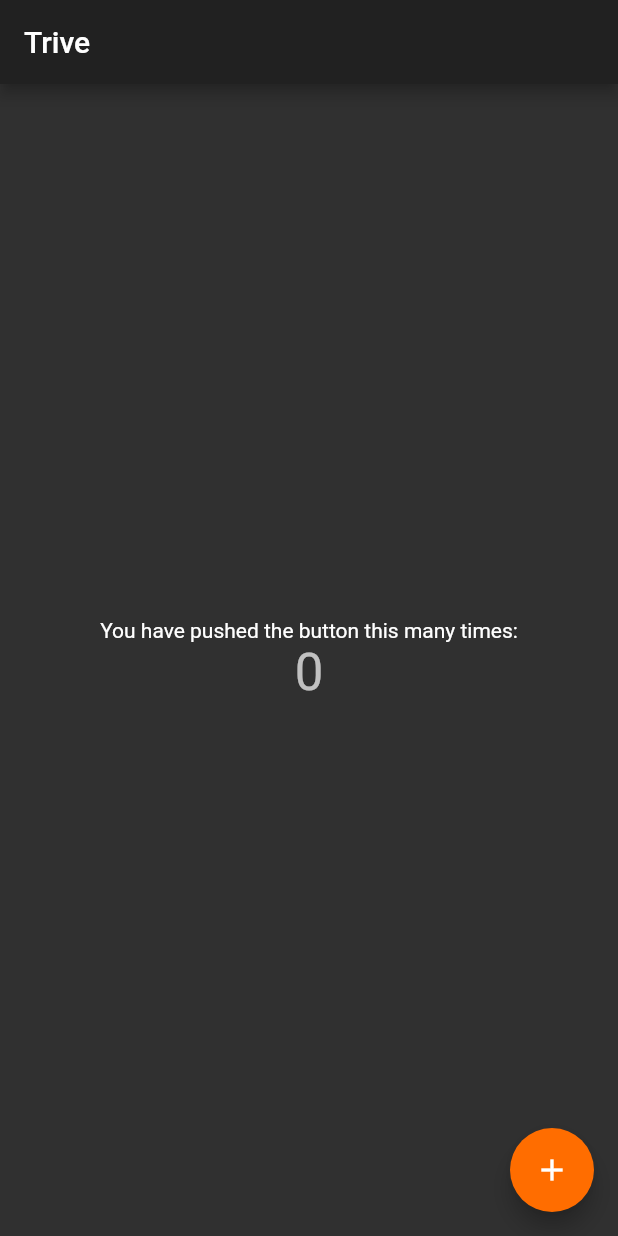
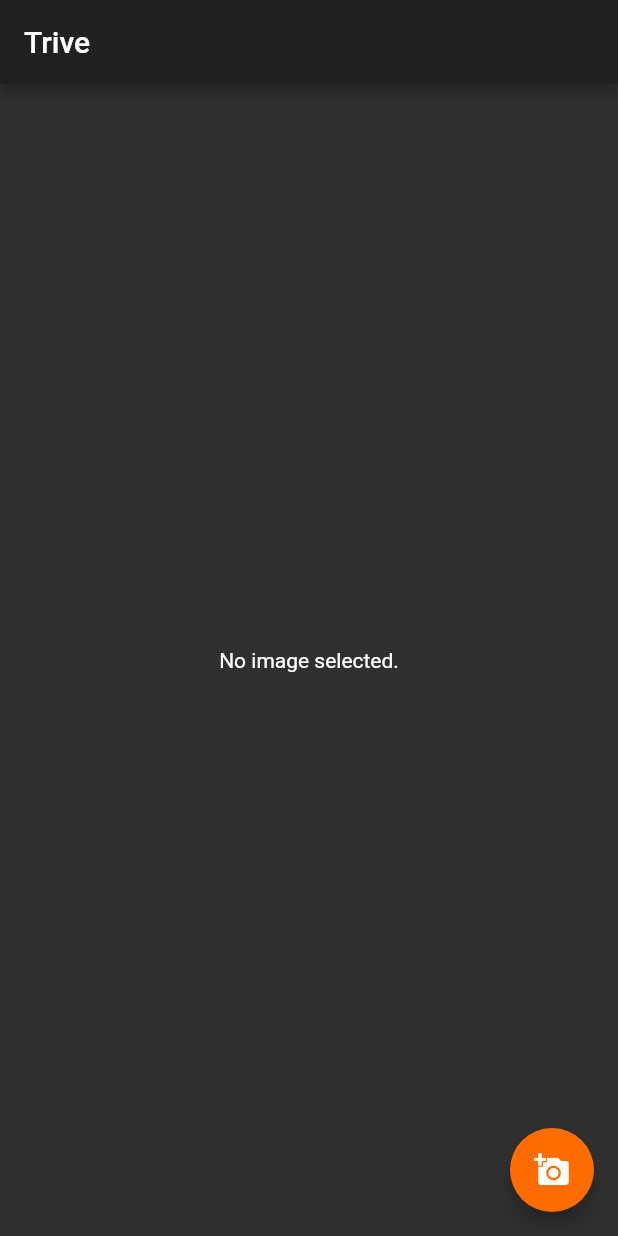
Before and after one commit to trivenews/mobile, a Flutter app: the screen it shows after launch, on a phone screen of 412 x 824 dp. Run offline on Flutter 3.47's test engine with Material 2 defaults, Android fonts, the phone set to English and light mode, and no system bars; our stand-ins replace image_picker.

Commit message:
adding image_picker

```diff
--- a/lib/main.dart
+++ b/lib/main.dart
@@ -1,4 +1,7 @@
+import 'dart:io';
+
 import 'package:flutter/material.dart';
+import 'package:image_picker/image_picker.dart';
 
 
 class TriveApp extends StatelessWidget {
@@ -28,11 +31,12 @@ class MyHomePage extends StatefulWidget {
 
 
 class _MyHomePageState extends State<MyHomePage> {
-  int _counter = 0;
+  File imageFile;
 
-  void _incrementCounter() {
+  getImage() async {
+    var _fileName = await ImagePicker.pickImage();
     setState(() {
-      _counter++;
+      imageFile = _fileName;
     });
   }
 
@@ -43,39 +47,22 @@ class _MyHomePageState extends State<MyHomePage> {
         title: new Text(widget.title),
       ),
       body: new Center(
-        // Center is a layout widget. It takes a single child and positions it
-        // in the middle of the parent.
         child: new Column(
-          // Column is also layout widget. It takes a list of children and
-          // arranges them vertically. By default, it sizes itself to fit its
-          // children horizontally, and tries to be as tall as its parent.
-          //
-          // Invoke "debug paint" (press "p" in the console where you ran
-          // "flutter run", or select "Toggle Debug Paint" from the Flutter tool
-          // window in IntelliJ) to see the wireframe for each widget.
-          //
-          // Column has various properties to control how it sizes itself and
-          // how it positions its children. Here we use mainAxisAlignment to
-          // center the children vertically; the main axis here is the vertical
-          // axis because Columns are vertical (the cross axis would be
-          // horizontal).
           mainAxisAlignment: MainAxisAlignment.center,
           children: <Widget>[
-            new Text(
-              'You have pushed the button this many times:',
-            ),
-            new Text(
-              '$_counter',
-              style: Theme.of(context).textTheme.display1,
+            new Center(
+              child: imageFile == null
+                  ? new Text('No image selected.')
+                  : new Image.file(imageFile),
             ),
           ],
         ),
       ),
       floatingActionButton: new FloatingActionButton(
-        onPressed: _incrementCounter,
-        tooltip: 'Increment',
-        child: new Icon(Icons.add),
-      ), // This trailing comma makes auto-formatting nicer for build methods.
+        onPressed: getImage,
+        tooltip: 'Pick Image',
+        child: new Icon(Icons.add_a_photo),
+      ),
     );
   }
 }
--- a/pubspec.yaml
+++ b/pubspec.yaml
@@ -4,6 +4,8 @@ description: Trive in Motion.
 dependencies:
   flutter:
     sdk: flutter
+
+  image_picker: any
 
   # The following adds the Cupertino Icons font to your application.
   # Use with the CupertinoIcons class for iOS style icons.
```
